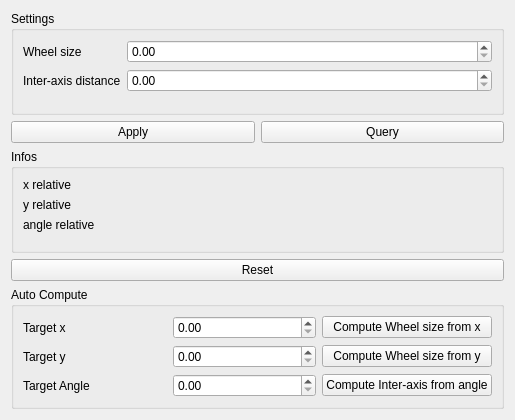
Before: the Qt Designer form stm32/include/simul/odometriewindow.ui in VictorDubois/KrabiRobotique, drawn with Qt 5.
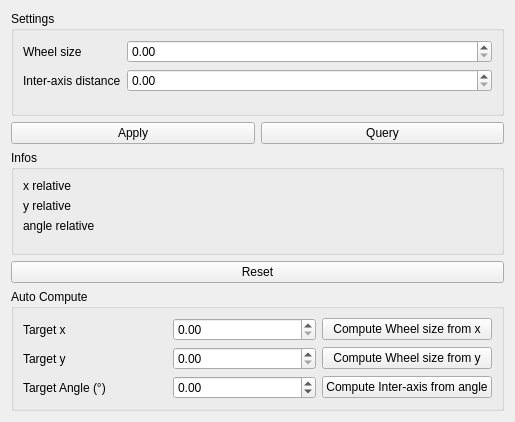
After: the same form once the commit is applied.

Diff of the .ui file:
```diff
--- a/stm32/include/simul/odometriewindow.ui
+++ b/stm32/include/simul/odometriewindow.ui
@@ -7,7 +7,7 @@
     <x>0</x>
     <y>0</y>
     <width>515</width>
-    <height>420</height>
+    <height>422</height>
    </rect>
   </property>
   <property name="windowTitle">
@@ -126,7 +126,14 @@
      </property>
      <layout class="QGridLayout" name="gridLayout">
       <item row="2" column="1">
-       <widget class="QDoubleSpinBox" name="targetAngle"/>
+       <widget class="QDoubleSpinBox" name="targetAngle">
+        <property name="minimum">
+         <double>-20.000000000000000</double>
+        </property>
+        <property name="maximum">
+         <double>20.000000000000000</double>
+        </property>
+       </widget>
       </item>
       <item row="0" column="0">
        <widget class="QLabel" name="label_4">
@@ -136,15 +143,23 @@
        </widget>
       </item>
       <item row="1" column="1">
-       <widget class="QDoubleSpinBox" name="targetY"/>
+       <widget class="QDoubleSpinBox" name="targetY">
+        <property name="maximum">
+         <double>5000.000000000000000</double>
+        </property>
+       </widget>
       </item>
       <item row="0" column="1">
-       <widget class="QDoubleSpinBox" name="targetX"/>
+       <widget class="QDoubleSpinBox" name="targetX">
+        <property name="maximum">
+         <double>5000.000000000000000</double>
+        </property>
+       </widget>
       </item>
       <item row="2" column="0">
        <widget class="QLabel" name="label_8">
         <property name="text">
-         <string>Target Angle</string>
+         <string>Target Angle (°)</string>
         </property>
        </widget>
       </item>
```
Left out of the diff: 12 changed lines with no effect on the pictures.
